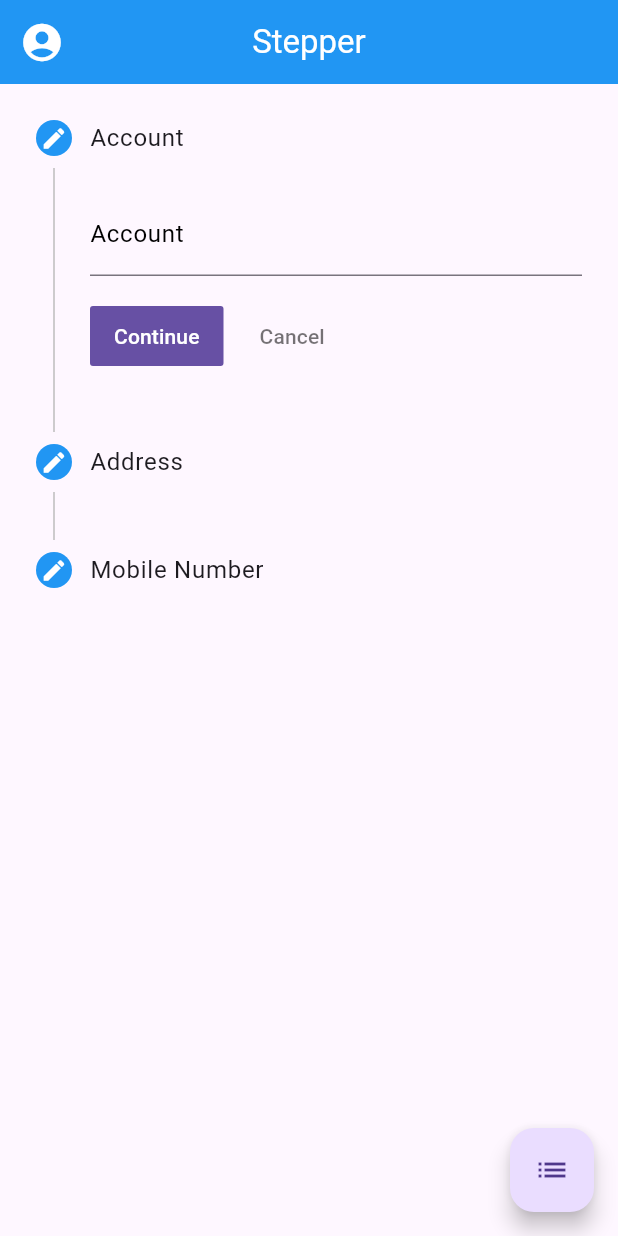
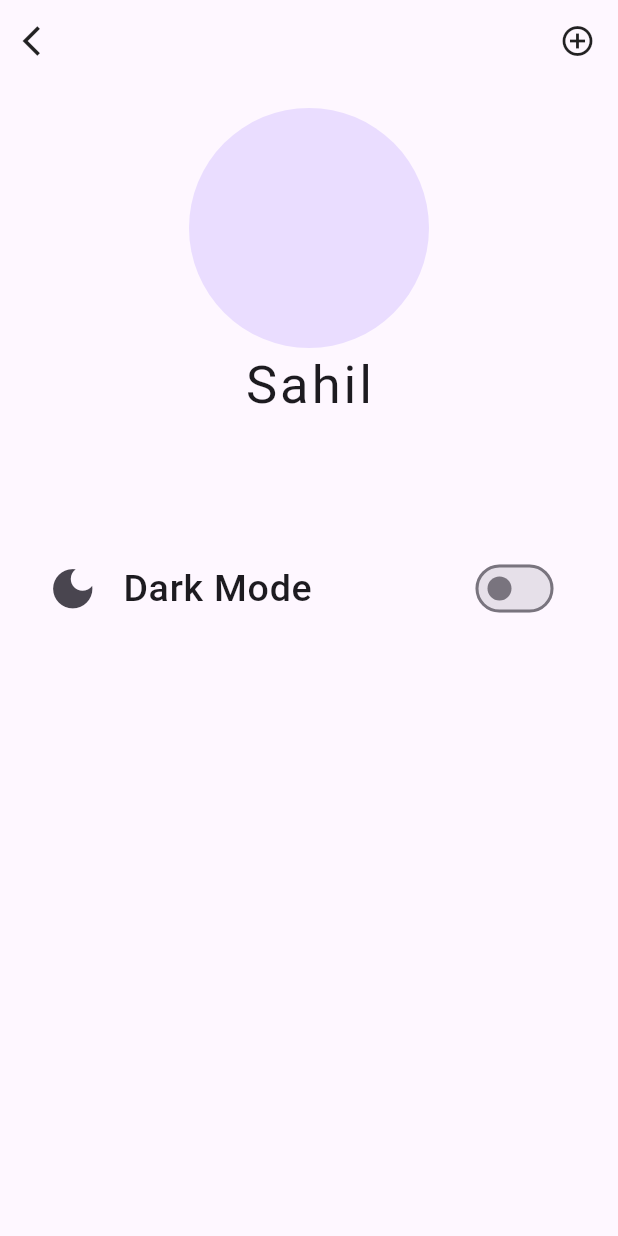
Before and after one commit to Sahilk0809/adv_flutter_ch1, a Flutter app: the screen it shows after launch, on a phone screen of 412 x 824 dp. Run offline on Flutter 3.47's test engine with Material 3 defaults, Android fonts, the phone set to English and light mode, and no system bars.

Commit message:
10/07/2024

```diff
--- a/lib/main.dart
+++ b/lib/main.dart
@@ -1,6 +1,9 @@
-import 'package:adv_flutter_ch1/screens/stepper/stepper.dart';
+import 'package:adv_flutter_ch1/screens/Lec-1.2/view/stepper.dart';
+import 'package:adv_flutter_ch1/screens/Lec-1.4/provider/change_theme_screen_provider.dart';
+import 'package:adv_flutter_ch1/screens/Lec-1.4/view/change_theme.dart';
 import 'package:adv_flutter_ch1/utils/global.dart';
 import 'package:flutter/material.dart';
+import 'package:provider/provider.dart';
 
 void main() {
   runApp(const MyApp());
@@ -16,12 +19,15 @@ class MyApp extends StatefulWidget {
 class _MyAppState extends State<MyApp> {
   @override
   Widget build(BuildContext context) {
-    return MaterialApp(
-      debugShowCheckedModeBanner: false,
-      theme: ThemeData.light(),
-      darkTheme: ThemeData.dark(),
-      themeMode: isDark ? ThemeMode.dark : ThemeMode.light,
-      home: const StepperExample(),
+    return ChangeNotifierProvider(
+      create: (context) => ChangeThemeScreenProvider(),
+      builder: (context, child) => MaterialApp(
+        debugShowCheckedModeBanner: false,
+        theme: ThemeData.light(),
+        darkTheme: ThemeData.dark(),
+        themeMode: isDark ? ThemeMode.dark : ThemeMode.light,
+        home: const ChangeTheme(),
+      ),
     );
   }
 }
--- a/lib/routes/routes.dart
+++ b/lib/routes/routes.dart
@@ -1,5 +1,6 @@
 import 'package:adv_flutter_ch1/main.dart';
-import 'package:adv_flutter_ch1/screens/stepper/stepper.dart';
+
+import '../screens/Lec-1.2/view/stepper.dart';
 
 class MyRoutes{
   static Map myRoutes = {
--- a/lib/screens/dark_theme/dark_theme.dart
+++ b/lib/screens/Lec-1.1/view/dark_theme.dart
@@ -1,6 +1,6 @@
 import 'package:flutter/material.dart';
 
-import '../../utils/global.dart';
+import '../../../utils/global.dart';
 
 class ThemeChange extends StatefulWidget {
   const ThemeChange({super.key});
--- a/lib/screens/stepper/stepper.dart
+++ b/lib/screens/Lec-1.2/view/stepper.dart
@@ -1,6 +1,6 @@
 import 'package:flutter/material.dart';
 
-import '../../utils/global.dart';
+import '../../../utils/global.dart';
 
 class StepperExample extends StatefulWidget {
   const StepperExample({super.key});
--- /dev/null
+++ b/lib/screens/Lec-1.4/provider/change_theme_screen_provider.dart
@@ -0,0 +1,26 @@
+import 'package:flutter/material.dart';
+
+class ChangeThemeScreenProvider extends ChangeNotifier {
+  bool isDark = false;
+
+  void themeChange() {
+    isDark = !isDark;
+    notifyListeners();
+  }
+
+  void changeThemeData() {
+    ThemeData(
+      colorScheme: const ColorScheme(
+        brightness: Brightness.light,
+        primary: Colors.purple,
+        onPrimary: Colors.green,
+        secondary: Colors.blue,
+        onSecondary: Colors.deepOrangeAccent,
+        error: Colors.red,
+        onError: Colors.redAccent,
+        surface: Colors.purple,
+        onSurface: Colors.black,
+      ),
+    );
+  }
+}
--- /dev/null
+++ b/lib/screens/Lec-1.4/view/change_theme.dart
@@ -0,0 +1,69 @@
+import 'package:flutter/material.dart';
+import 'package:provider/provider.dart';
+
+import '../provider/change_theme_screen_provider.dart';
+
+class ChangeTheme extends StatelessWidget {
+  const ChangeTheme({super.key});
+
+  @override
+  Widget build(BuildContext context) {
+    var height = MediaQuery.of(context).size.height;
+    var width = MediaQuery.of(context).size.width;
+    ChangeThemeScreenProvider changeThemeScreenProviderTrue = Provider.of<ChangeThemeScreenProvider>(context, listen: true);
+    ChangeThemeScreenProvider changeThemeScreenProviderFalse = Provider.of<ChangeThemeScreenProvider>(context, listen: false);
+    return SafeArea(
+      child: Scaffold(
+        body: Padding(
+          padding: const EdgeInsets.all(15.0),
+          child: Column(
+            children: [
+              const Row(
+                mainAxisAlignment: MainAxisAlignment.spaceBetween,
+                children: [
+                  Icon(Icons.arrow_back_ios),
+                  Icon(Icons.add_circle_outline),
+                ],
+              ),
+              SizedBox(
+                height: height * 0.04,
+              ),
+              CircleAvatar(
+                radius: 80,
+              ),
+              Text(
+                'Sahil',
+                style: TextStyle(
+                  fontSize: 35,
+                  letterSpacing: 2,
+                ),
+              ),
+              SizedBox(
+                height: height * 0.1,
+              ),
+              ListTile(
+                leading: Icon(
+                  Icons.dark_mode,
+                  size: 35,
+                ),
+                title: Text(
+                  'Dark Mode',
+                  style: TextStyle(
+                    fontSize: 25,
+                    fontWeight: FontWeight.w500,
+                  ),
+                ),
+                trailing: Switch(
+                  onChanged: (value) {
+                    changeThemeScreenProviderTrue.isDark = !changeThemeScreenProviderTrue.isDark;
+                  },
+                  value: changeThemeScreenProviderTrue.isDark,
+                ),
+              ),
+            ],
+          ),
+        ),
+      ),
+    );
+  }
+}
--- a/pubspec.yaml
+++ b/pubspec.yaml
@@ -35,6 +35,7 @@ dependencies:
   # The following adds the Cupertino Icons font to your application.
   # Use with the CupertinoIcons class for iOS style icons.
   cupertino_icons: ^1.0.6
+  provider: ^6.1.2
 
 dev_dependencies:
   flutter_test:
```
Also changed, not shown: pubspec.lock.
